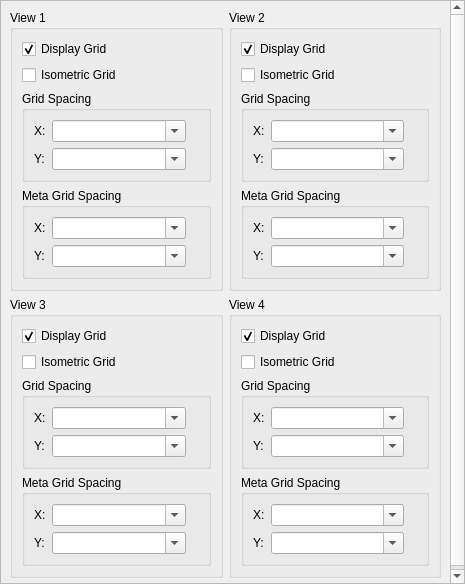
Old version of the form scripts/Edit/DrawingPreferences/GridSettings/PreferencesPage.ui in the repository qcad/qcad.
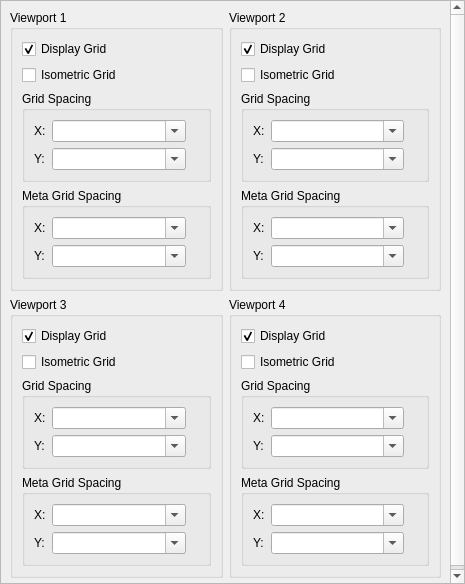
New version of the form.

Commit message: update view -> viewport in default grid settings

Diff of the .ui file:
```diff
--- a/scripts/Edit/DrawingPreferences/GridSettings/PreferencesPage.ui
+++ b/scripts/Edit/DrawingPreferences/GridSettings/PreferencesPage.ui
@@ -26,7 +26,7 @@
     <item row="0" column="0">
      <widget class="QGroupBox" name="groupBox_3">
       <property name="title">
-       <string>View 1</string>
+       <string>Viewport 1</string>
       </property>
       <layout class="QVBoxLayout" name="verticalLayout">
        <item>
@@ -178,7 +178,7 @@
     <item row="0" column="1">
      <widget class="QGroupBox" name="groupBox_4">
       <property name="title">
-       <string>View 2</string>
+       <string>Viewport 2</string>
       </property>
       <layout class="QVBoxLayout" name="verticalLayout_2">
        <item>
@@ -330,7 +330,7 @@
     <item row="1" column="0">
      <widget class="QGroupBox" name="groupBox_7">
       <property name="title">
-       <string>View 3</string>
+       <string>Viewport 3</string>
       </property>
       <layout class="QVBoxLayout" name="verticalLayout_3">
        <item>
@@ -482,7 +482,7 @@
     <item row="1" column="1">
      <widget class="QGroupBox" name="groupBox_10">
       <property name="title">
-       <string>View 4</string>
+       <string>Viewport 4</string>
       </property>
       <layout class="QVBoxLayout" name="verticalLayout_4">
        <item>
```
The commit also changes 1 other file.
